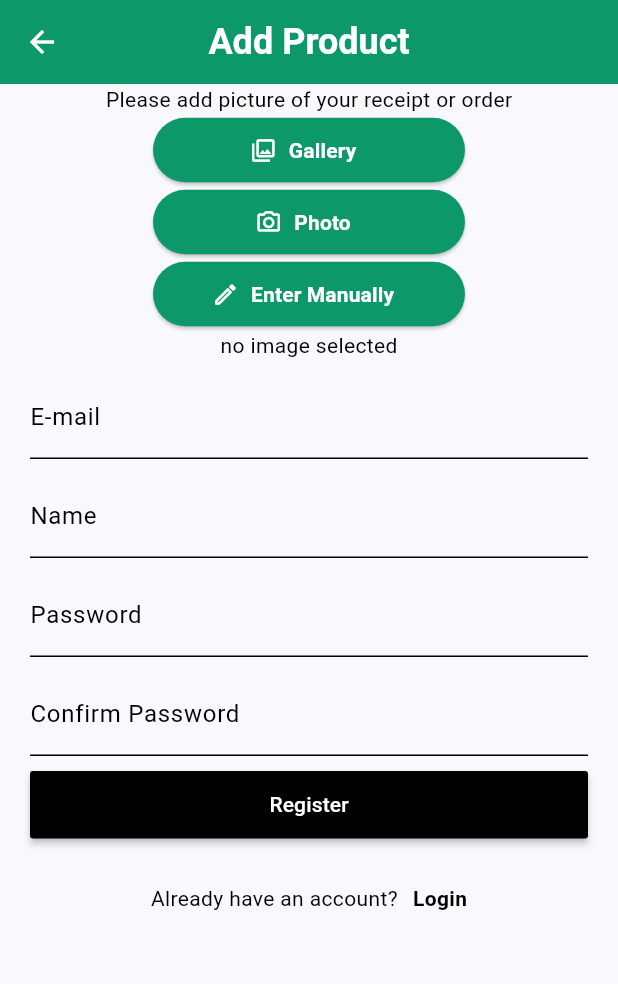
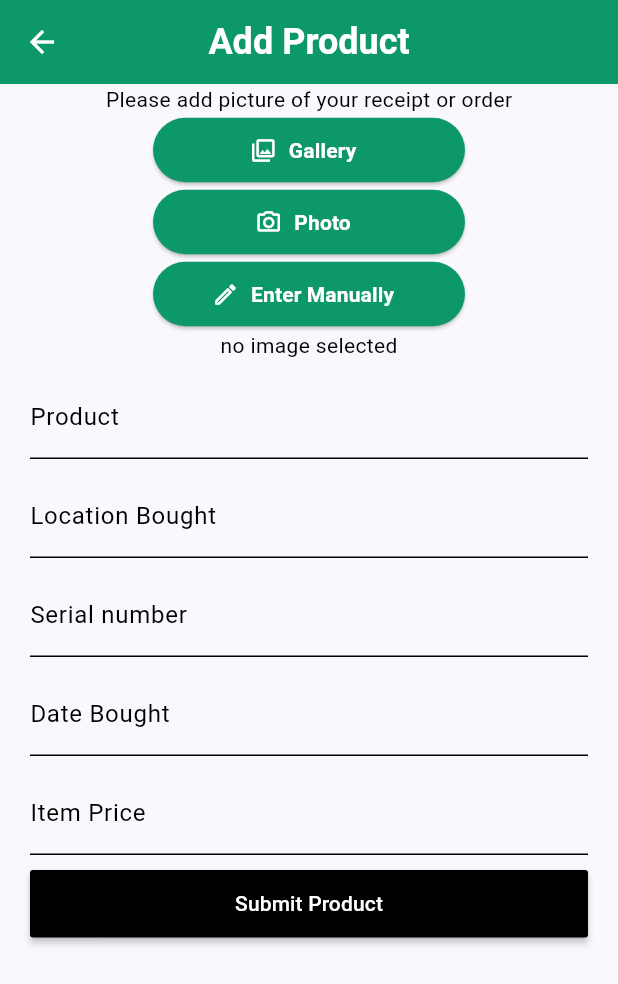
Before and after one commit to Kingmenden/flutterProducts, a Flutter app: the AddProductView screen opened by its route, after a tap on "Enter Manually", on a phone screen of 412 x 824 dp. Shown: the top 984 px of the screen. Run offline on Flutter 3.47's test engine with Material 3 defaults, Android fonts, the phone set to English and light mode, and no system bars; our stand-ins replace flutter_svg, get_it, image_picker, shared_preferences, supabase_flutter, table_calendar; missing offline and left inert: google_mlkit_text_recognition; accounts and stored records are empty; generated files the repository leaves out were written again.

Commit message:
add product

```diff
--- a/flutter_products/lib/views/add_product_view.dart
+++ b/flutter_products/lib/views/add_product_view.dart
@@ -1,3 +1,4 @@
+//import 'dart:html';
 import 'dart:io';
 
 import 'package:flutter/material.dart';
@@ -33,9 +34,11 @@ class _AddProductViewState extends State<AddProductView> {
   late ITextRecognizer _recognizer;
   RecognitionResponse? _response;
   bool enterManually = false;
-  final _emailController = TextEditingController();
-  final _passwordController = TextEditingController();
-  final _nameController = TextEditingController();
+  final _productNameController = TextEditingController();
+  final _buyAmountController = TextEditingController();
+  final _buyDateController = TextEditingController();
+  final _buyLocationController = TextEditingController();
+  final _serialController = TextEditingController();
   final _formKey = GlobalKey<FormState>();
 
   @override
@@ -171,41 +174,41 @@ class _AddProductViewState extends State<AddProductView> {
                             const SizedBox(
                               height: 10,
                             ),
-                            //Email Input
+                            //Product Name Input
                             Container(
                               padding:
                                   const EdgeInsets.symmetric(horizontal: 20.0),
                               child: TextFormField(
-                                controller: _emailController,
+                                controller: _productNameController,
                                 cursorColor: Colors.black,
                                 style: const TextStyle(),
                                 decoration: const InputDecoration(
-                                  labelText: 'E-mail',
+                                  labelText: 'Product',
                                   labelStyle: TextStyle(color: Colors.black),
                                   focusedBorder: UnderlineInputBorder(
                                     borderSide: BorderSide(color: Colors.black),
                                   ),
                                 ),
-                                validator: (String? value) {
-                                  if (value!.isEmpty || !value.contains('@')) {
-                                    return 'Invalid e-mail';
-                                  }
-                                },
+                                //validator: (String? value) {
+                                //  if (value!.isEmpty || !value.contains('@')) {
+                                //    return 'Invalid e-mail';
+                                //  }
+                                //},
                               ),
                             ),
                             const SizedBox(
                               height: 10,
                             ),
-                            //Name Input
+                            //Buy Location Input
                             Container(
                               padding:
                                   const EdgeInsets.symmetric(horizontal: 20.0),
                               child: TextFormField(
-                                controller: _nameController,
+                                controller: _buyLocationController,
                                 cursorColor: Colors.black,
                                 style: const TextStyle(),
                                 decoration: const InputDecoration(
-                                  labelText: 'Name',
+                                  labelText: 'Location Bought',
                                   labelStyle: TextStyle(color: Colors.black),
                                   focusedBorder: UnderlineInputBorder(
                                     borderSide: BorderSide(color: Colors.black),
@@ -216,58 +219,73 @@ class _AddProductViewState extends State<AddProductView> {
                             const SizedBox(
                               height: 10,
                             ),
-                            //Password Input
+                            //Serial Input
                             Container(
                               padding:
                                   const EdgeInsets.symmetric(horizontal: 20.0),
                               child: TextFormField(
-                                controller: _passwordController,
+                                controller: _serialController,
                                 cursorColor: Colors.black,
-                                obscureText: true,
+                                //obscureText: true,
                                 style: const TextStyle(),
                                 decoration: const InputDecoration(
-                                  labelText: 'Password',
+                                  labelText: 'Serial number',
                                   labelStyle: TextStyle(color: Colors.black),
                                   focusedBorder: UnderlineInputBorder(
                                     borderSide: BorderSide(color: Colors.black),
                                   ),
                                 ),
-                                validator: (String? value) {
-                                  if (value!.isEmpty) {
-                                    return 'Invalid password';
-                                  }
-                                },
+                                //validator: (String? value) {
+                                //  if (value!.isEmpty) {
+                                //    return 'Invalid password';
+                                //  }
+                                //},
                               ),
                             ),
                             const SizedBox(
                               height: 10,
                             ),
-                            //Confirm Password Input
+                            //Buy Date Input
                             Container(
                               padding:
                                   const EdgeInsets.symmetric(horizontal: 20.0),
                               child: TextFormField(
+                                controller: _buyDateController,
                                 cursorColor: Colors.black,
-                                obscureText: true,
                                 style: const TextStyle(),
                                 decoration: const InputDecoration(
-                                  labelText: 'Confirm Password',
+                                  labelText: 'Date Bought',
                                   labelStyle: TextStyle(color: Colors.black),
                                   focusedBorder: UnderlineInputBorder(
                                     borderSide: BorderSide(color: Colors.black),
                                   ),
                                 ),
-                                validator: (String? value) {
-                                  if (value!.isEmpty ||
-                                      value != _passwordController.text) {
-                                    return 'Passwords don\'t match';
-                                  }
-                                },
                               ),
                             ),
                             const SizedBox(
                               height: 10,
                             ),
+                            //Buy Amount Input
+                            Container(
+                              padding:
+                                  const EdgeInsets.symmetric(horizontal: 20.0),
+                              child: TextFormField(
+                                controller: _buyAmountController,
+                                cursorColor: Colors.black,
+                                style: const TextStyle(),
+                                decoration: const InputDecoration(
+                                  labelText: 'Item Price',
+                                  labelStyle: TextStyle(color: Colors.black),
+                                  focusedBorder: UnderlineInputBorder(
+                                    borderSide: BorderSide(color: Colors.black),
+                                  ),
+                                ),
+                              ),
+                            ),
+                            const SizedBox(
+                              height: 10,
+                            ),
+                            //Submit product to DB
                             Container(
                               padding:
                                   const EdgeInsets.symmetric(horizontal: 20),
@@ -281,32 +299,13 @@ class _AddProductViewState extends State<AddProductView> {
                                 },
                                 color: Colors.black,
                                 child: const Text(
-                                  'Register',
+                                  'Submit Product',
                                   style: TextStyle(color: Colors.white),
                                 ),
                               ),
                             ),
                             const SizedBox(
                               height: 30,
-                            ),
-                            Row(
-                              mainAxisAlignment: MainAxisAlignment.center,
-                              children: [
-                                const Text('Already have an account?'),
-                                const SizedBox(
-                                  width: 10,
-                                ),
-                                GestureDetector(
-                                  onTap: () {
-                                    Navigator.of(context).pop();
-                                  },
-                                  child: const Text(
-                                    'Login',
-                                    style:
-                                        TextStyle(fontWeight: FontWeight.bold),
-                                  ),
-                                )
-                              ],
                             ),
                           ],
                         ),
@@ -442,4 +441,12 @@ class _AddProductViewState extends State<AddProductView> {
           RecognitionResponse(imgPath: imgPath, recognizedText: recognizedText);
     });
   }
+
+  Future addProduct() async {
+    if (_productNameController.text != '') {}
+    if (_buyAmountController.text != '') {}
+    if (_buyDateController.text != '') {}
+    if (_buyLocationController.text != '') {}
+    if (_serialController.text != '') {}
+  }
 }
--- a/flutter_products/lib/views/register_view.dart
+++ b/flutter_products/lib/views/register_view.dart
@@ -247,12 +247,12 @@ class _RegisterViewState extends State<RegisterView> {
     showDialog(
       context: context,
       builder: (BuildContext context) {
-        // retorna um objeto do tipo Dialog
+        // return an object tip Dialog
         return AlertDialog(
           title: Text(title ?? ''),
           content: Text(message ?? ''),
           actions: <Widget>[
-            // define os botões na base do dialogo
+            // define button on the bottom of Dialog
             MaterialButton(
               child: const Text("Close"),
               onPressed: () {
```
